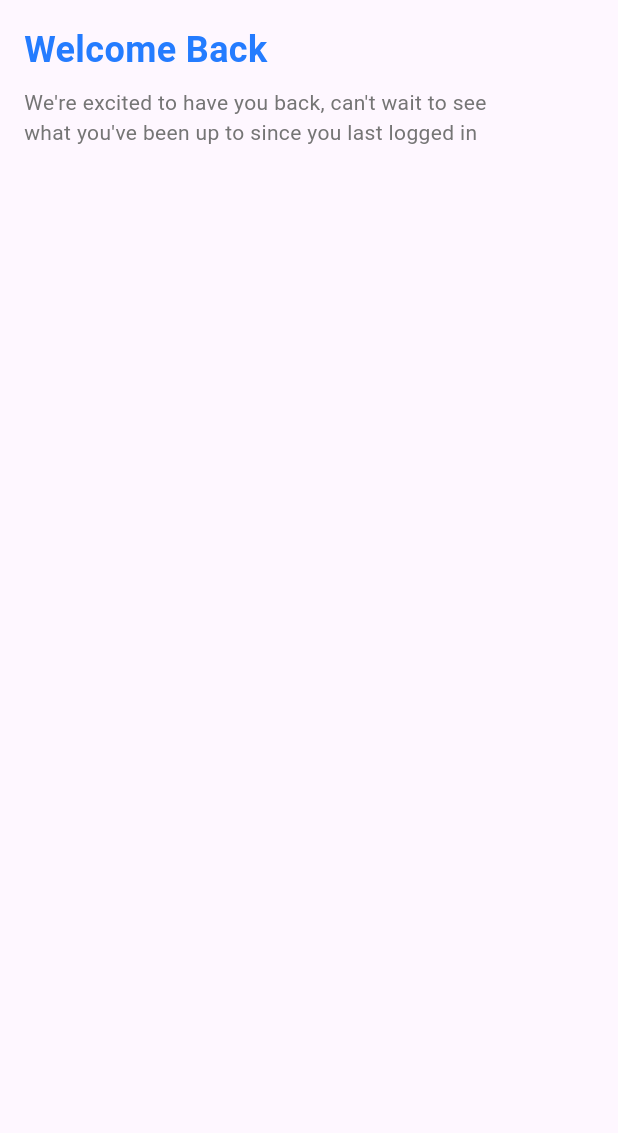
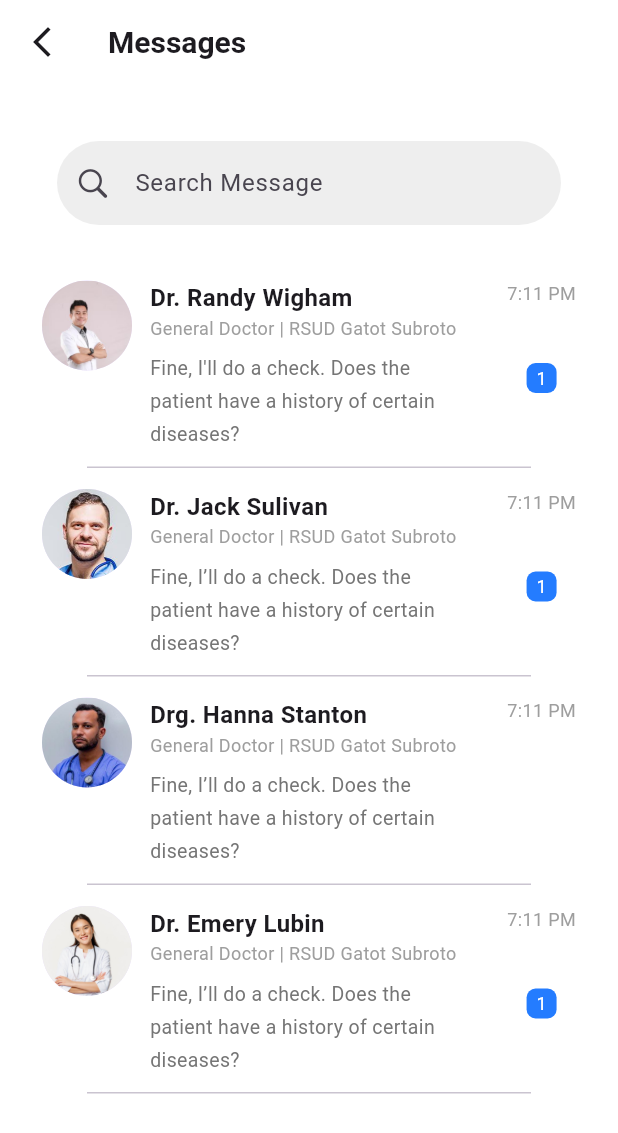
Before and after one commit to nadanasser0/Health_Care_App, a Flutter app: the screen it shows after launch, on a phone screen of 412 x 824 dp. Shown: the top 1133 px of the screen. Run offline on Flutter 3.47's test engine with Material 3 defaults, Android fonts, the phone set to English and light mode, and no system bars; our stand-ins replace emoji_picker_flutter, file_picker, image_picker; missing offline and left inert: record.

Commit message:
Added chat feature with presentation folder and images

```diff
--- /dev/null
+++ b/devtools_options.yaml
@@ -0,0 +1,3 @@
+description: This file stores settings for Dart & Flutter DevTools.
+documentation: https://docs.flutter.dev/tools/devtools/extensions#configure-extension-enablement-states
+extensions:
--- /dev/null
+++ b/lib/Presentation/chats/models/chat_model.dart
@@ -0,0 +1,53 @@
+class Chat {
+  final String name;
+  final String specialization;
+  final String lastMessage;
+  final String time;
+  final String image;
+  final int unreadCount;
+
+  Chat({
+    required this.name,
+    required this.specialization,
+    required this.lastMessage,
+    required this.time,
+    required this.image,
+    required this.unreadCount,
+  });
+}
+
+// قائمة المحادثات
+List<Chat> allChats = [
+  Chat(
+    name: "Dr. Randy Wigham",
+    specialization: "General Doctor | RSUD Gatot Subroto",
+    lastMessage: "Fine, I'll do a check. Does the patient have a history of certain diseases?",
+    time: "7:11 PM",
+    image: "lib/images/doc1(chat).jpg",
+    unreadCount: 1,
+  ),
+  Chat(
+    name: "Dr. Jack Sulivan",
+    specialization: "General Doctor | RSUD Gatot Subroto",
+    lastMessage: "Fine, I’ll do a check. Does the patient have a history of certain diseases?",
+    time: "7:11 PM",
+    image: "lib/images/doc2(chat).jpg",
+    unreadCount: 1,
+  ),
+  Chat(
+    name: "Drg. Hanna Stanton",
+    specialization: "General Doctor | RSUD Gatot Subroto",
+    lastMessage: "Fine, I’ll do a check. Does the patient have a history of certain diseases?",
+    time: "7:11 PM",
+    image: "lib/images/doc3(chat).jpg",
+    unreadCount: 0,
+  ),
+  Chat(
+    name: "Dr. Emery Lubin",
+    specialization: "General Doctor | RSUD Gatot Subroto",
+    lastMessage: "Fine, I’ll do a check. Does the patient have a history of certain diseases?",
+    time: "7:11 PM",
+    image: "lib/images/doc4(chat).jpg",
+    unreadCount: 1,
+  ),
+];
--- /dev/null
+++ b/lib/Presentation/chats/models/message_model.dart
@@ -0,0 +1,24 @@
+class Message {
+  final String text;
+  final bool isMe;
+  final String time;
+
+  Message({
+    required this.text,
+    required this.isMe,
+    required this.time,
+  });
+}
+
+// داتا تجريبية لكل محادثة
+List<Message> demoMessages(String chatName) => [
+      Message(text: "Hi, $chatName 🙏", isMe: true, time: "09:10"),
+      Message(text: "Good morning, how can I help you?", isMe: false, time: "09:40"),
+      Message(text: "Good morning doctor, I have a headache and body aches.", isMe: true, time: "09:40"),
+      Message(text: "Fine, how long has the complaint been?", isMe: false, time: "09:40"),
+      Message(text: "It’s been about the last 3 days.", isMe: true, time: "09:40"),
+      Message(
+          text: "Fine, I’ll do a check. Does the patient have a history of certain diseases?",
+          isMe: false,
+          time: "09:40"),
+    ];
--- /dev/null
+++ b/lib/Presentation/chats/view/chats_list_screen.dart
@@ -0,0 +1,98 @@
+import 'package:flutter/material.dart';
+import 'package:health_care_app/core/constants/colors.dart';
+import '../widgets/chat_tile.dart';
+import 'package:flutter/cupertino.dart';
+import '../models/chat_model.dart'; // استدعاء الموديل
+
+class ChatListPage extends StatefulWidget {
+  const ChatListPage({super.key});
+
+  @override
+  State<ChatListPage> createState() => _ChatListPageState();
+}
+
+class _ChatListPageState extends State<ChatListPage> {
+  final TextEditingController _searchController = TextEditingController();
+
+  late List<Chat> filteredChats;
+
+  @override
+  void initState() {
+    super.initState();
+    filteredChats = List.from(allChats);
+  }
+
+  void _filterChats(String query) {
+    setState(() {
+      if (query.isEmpty) {
+        filteredChats = List.from(allChats);
+      } else {
+        filteredChats = allChats.where((chat) {
+          return chat.name.toLowerCase().contains(query.toLowerCase());
+        }).toList();
+      }
+    });
+  }
+
+  @override
+  Widget build(BuildContext context) {
+    return Scaffold(
+      backgroundColor: AppColors.whiteColor,
+      appBar:
+      AppBar(
+        leading: IconButton(
+          onPressed: () {},
+          icon: const Icon(Icons.arrow_back_ios_new),
+        ),
+        backgroundColor: AppColors.whiteColor,
+        title: const Text(
+          "Messages",
+          style: TextStyle(fontSize: 20, fontWeight: FontWeight.w600),
+        ),
+        elevation: 0,
+      ),
+      body: Padding(
+        padding: const EdgeInsets.all(8.0),
+        child: Column(
+          children: [
+            Padding(
+              padding:
+                  const EdgeInsets.symmetric(horizontal: 30, vertical: 30),
+              child: TextField(
+                controller: _searchController,
+                onChanged: _filterChats,
+                decoration: InputDecoration(
+                  hintText: "Search Message",
+                  iconColor: AppColors.greyColor,
+                  prefixIcon: const Icon(CupertinoIcons.search),
+                  border: OutlineInputBorder(
+                    borderRadius: BorderRadius.circular(30),
+                    borderSide: BorderSide.none,
+                  ),
+                  filled: true,
+                  fillColor: Colors.grey[200],
+                ),
+              ),
+            ),
+            Expanded(
+              child: ListView.builder(
+                itemCount: filteredChats.length,
+                itemBuilder: (context, index) {
+                  final chat = filteredChats[index];
+                  return ChatTile(
+                    name: chat.name,
+                    specialization: chat.specialization,
+                    lastMessage: chat.lastMessage,
+                    time: chat.time,
+                    image: chat.image,
+                    unreadCount: chat.unreadCount,
+                  );
+                },
+              ),
+            ),
+          ],
+        ),
+      ),
+    );
+  }
+}
--- /dev/null
+++ b/lib/Presentation/chats/widgets/chat_tile.dart
@@ -0,0 +1,126 @@
+import 'package:flutter/material.dart';
+import 'package:health_care_app/core/constants/colors.dart';
+import 'package:health_care_app/Presentation/chats/view/chat_details_screen.dart';
+
+class ChatTile extends StatefulWidget {
+  final String name;
+  final String specialization;
+  final String lastMessage;
+  final String time;
+  final String image;
+  int unreadCount;
+
+  ChatTile({
+    super.key,
+    required this.name,
+    required this.specialization,
+    required this.lastMessage,
+    required this.time,
+    required this.image,
+    this.unreadCount = 0,
+  });
+
+  @override
+  State<ChatTile> createState() => _ChatTileState();
+}
+
+class _ChatTileState extends State<ChatTile> {
+  @override
+  Widget build(BuildContext context) {
+    return InkWell(
+      onTap: () {
+        setState(() {
+          widget.unreadCount = 0;
+        });
+        Navigator.push(
+          context,
+          MaterialPageRoute(
+            builder: (context) => ChatPage(chatName: widget.name),
+          ),
+        );
+      },
+      child: Padding(
+            padding: const EdgeInsets.only(top: 7,left: 20,right: 20,bottom: 7),
+        child: Column(
+          children: [
+            Row(
+              crossAxisAlignment: CrossAxisAlignment.start,
+              children: [
+                CircleAvatar(
+                  radius: 30,
+                  backgroundImage: AssetImage(widget.image),
+                ),
+                const SizedBox(width: 12),
+
+                Expanded(
+                  child: Column(
+                    crossAxisAlignment: CrossAxisAlignment.start,
+                    children: [
+                      Text(
+                        widget.name,
+                        style: const TextStyle(
+                            fontWeight: FontWeight.bold, fontSize: 16),
+                      ),
+                      Text(
+                        widget.specialization,
+                        style: const TextStyle(
+                            fontSize: 12, color: Colors.grey),
+                      ),
+                      const SizedBox(height: 8),
+                      SizedBox(
+                        width: 210,
+                        child: Text(
+
+                          widget.lastMessage,
+
+                          style: TextStyle(
+                            fontSize: 13,
+                            color: AppColors.greyColor,
+                            height: 1.7,
+
+                          ),
+                          maxLines: 3,
+                          softWrap: true,
+                          overflow: TextOverflow.visible,
+                        ),
+                      ),
+                    ],
+                  ),
+                ),
+
+                Column(
+                  mainAxisAlignment: MainAxisAlignment.spaceBetween,
+                  crossAxisAlignment: CrossAxisAlignment.center,
+                  children: [
+                    Text(
+                      widget.time,
+                      style: const TextStyle(fontSize: 12, color: Colors.grey),
+                    ),
+                  const SizedBox(height: 38),
+                    if (widget.unreadCount > 0)
+                      Container(
+                        width: 20,
+                        height: 20,
+                        alignment: Alignment.center,
+                        decoration: BoxDecoration(
+                          color: AppColors.blueColor,
+                          borderRadius: BorderRadius.circular(6),
+                        ),
+                        child: Text(
+                          widget.unreadCount.toString(),
+                          style: const TextStyle(
+                              color: Colors.white, fontSize: 12),
+                        ),
+                      ),
+                  ],
+                ),
+              ],
+            ),
+            SizedBox(height: 10,),
+        Divider(height: 1,endIndent: 30,indent: 30,)
+          ],
+        ),
+      ),
+    );
+  }
+}
--- a/lib/main.dart
+++ b/lib/main.dart
@@ -1,19 +1,15 @@
 import 'package:flutter/material.dart';
-import 'package:health_care_app/Presentation/log_in/view/login_view.dart';
-import 'package:health_care_app/Presentation/splash_screen/splash.dart';
+import 'package:health_care_app/Presentation/chats/view/chats_list_screen.dart';
 
 void main() {
   runApp(const MainApp());
 }
-
 class MainApp extends StatelessWidget {
   const MainApp({super.key});
-
   @override
   Widget build(BuildContext context) {
     return const MaterialApp(
       debugShowCheckedModeBanner: false,
-      home: LoginScreen(),
-    );
-  }
+      home: ChatListPage()
+    );}
 }
```
Also changed, not shown: lib/Presentation/chats/view/chat_details_screen.dart (added, +143 -0 lines), lib/Presentation/chats/widgets/chat_input_field.dart (added, +154 -0 lines), lib/Presentation/chats/widgets/chat_search-bar.dart (added, +34 -0 lines), lib/Presentation/chats/widgets/message_bubble.dart (added, +93 -0 lines), pubspec.yaml (+11 -1 lines), lib/images/doc1(chat).jpg (added), lib/images/doc2(chat).jpg (added), lib/images/doc3(chat).jpg (added), lib/images/doc4(chat).jpg (added), pubspec.lock, 15 other files.
